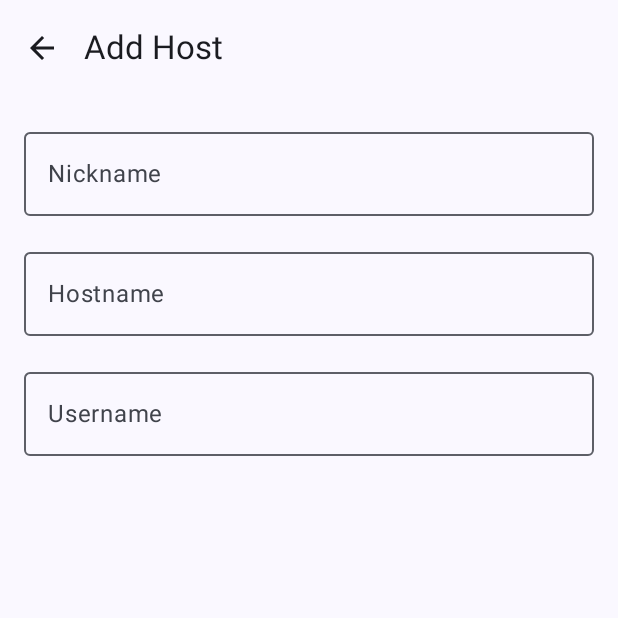
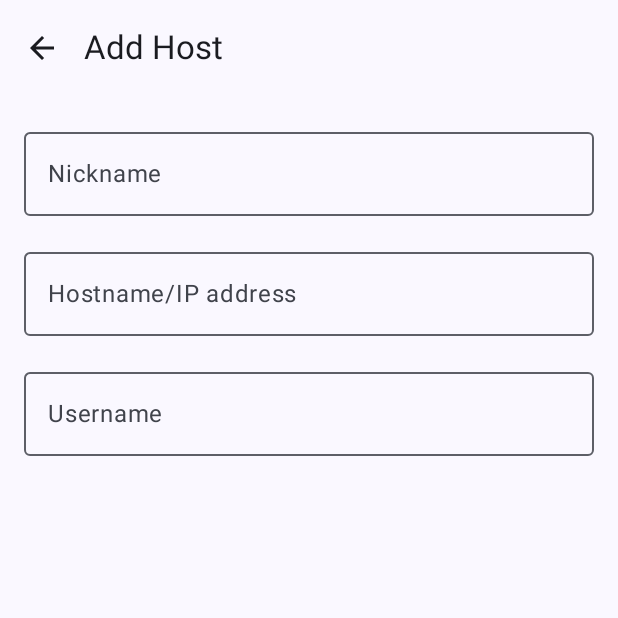
Before and after one commit to b3p3k0/rex, an Android app built with Jetpack Compose: the screen it shows after launch (MainActivity), after a tap on "Add host", on a phone screen of 412 x 824 dp, the top half of it. Run offline under Robolectric (Android 15) with nearby library versions, the phone set to English and light mode, and no system bars; our stand-ins replace Dagger/Hilt's generated code, Room's generated code; libraries missing offline, so code that uses them is left out: net.i2p.crypto, org.bouncycastle.jce; 2 statements that could not run were skipped.

Commit message:
Polish Add Host UX: input sanitization, password masking, scope injection fixes
- Update hostname label to "Hostname/IP address" for clarity
- Force single-line input fields with newline stripping
- Add password masking with eye-toggle in password prompts
- Configure username field for ASCII keyboard, no auto-caps
- Inject coroutine scope in SettingsInitializer for proper testing
- Update ErrorMapper to return "Input/output error." for unknowns
- Cache PEM extraction in KeyVaultImpl to avoid retry side-effects
- Replace deprecated Icons.Filled.ArrowBack with Icons.AutoMirrored.Filled.ArrowBack

🤖 Generated with [Claude Code](https://claude.ai/code)

Co-Authored-By: Claude <noreply@anthropic.com>

```diff
--- a/app/src/main/java/dev/rex/app/core/ErrorMapper.kt
+++ b/app/src/main/java/dev/rex/app/core/ErrorMapper.kt
@@ -48,7 +48,7 @@ object ErrorMapper {
                     "UserAuthException" -> ExecError.AUTH_FAILED to "Couldn't authenticate—check username and password."
                     "TransportException" -> ExecError.REFUSED to "Connection failed—check hostname and network."
                     "ConnectionException" -> ExecError.REFUSED to "Connection refused."
-                    else -> ExecError.IO to "Connection failed—please try again."
+                    else -> ExecError.IO to "Input/output error."
                 }
             }
         }
--- a/app/src/main/java/dev/rex/app/core/SettingsInitializer.kt
+++ b/app/src/main/java/dev/rex/app/core/SettingsInitializer.kt
@@ -21,8 +21,6 @@ package dev.rex.app.core
 import android.util.Log
 import dev.rex.app.data.settings.SettingsStore
 import kotlinx.coroutines.CoroutineScope
-import kotlinx.coroutines.Dispatchers
-import kotlinx.coroutines.SupervisorJob
 import kotlinx.coroutines.delay
 import kotlinx.coroutines.flow.first
 import kotlinx.coroutines.launch
@@ -37,10 +35,9 @@ import javax.inject.Singleton
 @Singleton
 class SettingsInitializer @Inject constructor(
     private val settingsStore: SettingsStore,
-    private val securityManager: SecurityManager
+    private val securityManager: SecurityManager,
+    private val scope: CoroutineScope
 ) {
-
-    private val scope = CoroutineScope(Dispatchers.Default + SupervisorJob())
 
     fun initialize() {
         scope.launch {
--- a/app/src/main/java/dev/rex/app/data/crypto/KeyVaultImpl.kt
+++ b/app/src/main/java/dev/rex/app/data/crypto/KeyVaultImpl.kt
@@ -52,6 +52,7 @@ class KeyVaultImpl @Inject constructor(
 
     override suspend fun importPrivateKeyPem(pem: ByteArray): KeyBlobId {
         val keyBlobId = KeyBlobId(UUID.randomUUID().toString())
+        val publicKey = extractPublicKeyFromPem(pem)
         val (encryptedBlob, wrappedDek) = encryptWithNewDek(pem)
 
         val keyBlobEntity = KeyBlobEntity(
@@ -63,7 +64,7 @@ class KeyVaultImpl @Inject constructor(
             wrappedDekIv = wrappedDek.iv,
             wrappedDekTag = wrappedDek.tag,
             wrappedDekCiphertext = wrappedDek.ciphertext,
-            publicKeyOpenssh = extractPublicKeyFromPem(pem),
+            publicKeyOpenssh = publicKey,
             createdAt = System.currentTimeMillis()
         )
 
--- a/app/src/main/java/dev/rex/app/di/SettingsModule.kt
+++ b/app/src/main/java/dev/rex/app/di/SettingsModule.kt
@@ -27,6 +27,9 @@ import dagger.hilt.components.SingletonComponent
 import dev.rex.app.core.SecurityManager
 import dev.rex.app.core.SettingsInitializer
 import dev.rex.app.data.settings.SettingsStore
+import kotlinx.coroutines.CoroutineScope
+import kotlinx.coroutines.Dispatchers
+import kotlinx.coroutines.SupervisorJob
 import javax.inject.Singleton
 
 @Module
@@ -47,5 +50,9 @@ object SettingsModule {
     fun provideSettingsInitializer(
         settingsStore: SettingsStore,
         securityManager: SecurityManager
-    ): SettingsInitializer = SettingsInitializer(settingsStore, securityManager)
+    ): SettingsInitializer = SettingsInitializer(
+        settingsStore = settingsStore,
+        securityManager = securityManager,
+        scope = CoroutineScope(SupervisorJob() + Dispatchers.Default)
+    )
 }
--- a/app/src/main/java/dev/rex/app/ui/screens/AddHostScreen.kt
+++ b/app/src/main/java/dev/rex/app/ui/screens/AddHostScreen.kt
@@ -21,12 +21,16 @@ package dev.rex.app.ui.screens
 import android.util.Log
 import androidx.compose.foundation.layout.*
 import androidx.compose.material.icons.Icons
-import androidx.compose.material.icons.filled.ArrowBack
+import androidx.compose.material.icons.automirrored.filled.ArrowBack
 import androidx.compose.material3.*
 import androidx.compose.runtime.*
 import androidx.compose.ui.Modifier
 import androidx.compose.ui.semantics.contentDescription
 import androidx.compose.ui.semantics.semantics
+import androidx.compose.ui.text.input.ImeAction
+import androidx.compose.ui.text.input.KeyboardCapitalization
+import androidx.compose.ui.text.input.KeyboardType
+import androidx.compose.foundation.text.KeyboardOptions
 import androidx.compose.ui.unit.dp
 import androidx.hilt.navigation.compose.hiltViewModel
 import androidx.lifecycle.compose.collectAsStateWithLifecycle
@@ -52,7 +56,7 @@ fun AddHostScreen(
                             contentDescription = "Go back"
                         }
                     ) {
-                        Icon(Icons.Filled.ArrowBack, contentDescription = "Back")
+                        Icon(Icons.AutoMirrored.Filled.ArrowBack, contentDescription = "Back")
                     }
                 }
             )
@@ -70,6 +74,8 @@ fun AddHostScreen(
                 onValueChange = viewModel::updateNickname,
                 label = { Text("Nickname") },
                 modifier = Modifier.fillMaxWidth(),
+                singleLine = true,
+                keyboardOptions = KeyboardOptions.Default.copy(imeAction = ImeAction.Next),
                 isError = uiState.nicknameError != null,
                 supportingText = uiState.nicknameError?.let { { Text(it) } }
             )
@@ -77,8 +83,10 @@ fun AddHostScreen(
             OutlinedTextField(
                 value = uiState.hostname,
                 onValueChange = viewModel::updateHostname,
-                label = { Text("Hostname") },
+                label = { Text("Hostname/IP address") },
                 modifier = Modifier.fillMaxWidth(),
+                singleLine = true,
+                keyboardOptions = KeyboardOptions.Default.copy(imeAction = ImeAction.Next),
                 isError = uiState.hostnameError != null,
                 supportingText = uiState.hostnameError?.let { { Text(it) } }
             )
@@ -88,6 +96,12 @@ fun AddHostScreen(
                 onValueChange = viewModel::updateUsername,
                 label = { Text("Username") },
                 modifier = Modifier.fillMaxWidth(),
+                singleLine = true,
+                keyboardOptions = KeyboardOptions.Default.copy(
+                    capitalization = KeyboardCapitalization.None,
+                    keyboardType = KeyboardType.Ascii,
+                    imeAction = ImeAction.Done
+                ),
                 isError = uiState.usernameError != null,
                 supportingText = uiState.usernameError?.let { { Text(it) } }
             )
--- a/app/src/main/java/dev/rex/app/ui/screens/SessionScreen.kt
+++ b/app/src/main/java/dev/rex/app/ui/screens/SessionScreen.kt
@@ -23,7 +23,7 @@ import androidx.compose.foundation.layout.*
 import androidx.compose.foundation.rememberScrollState
 import androidx.compose.foundation.verticalScroll
 import androidx.compose.material.icons.Icons
-import androidx.compose.material.icons.filled.ArrowBack
+import androidx.compose.material.icons.automirrored.filled.ArrowBack
 import androidx.compose.material3.*
 import androidx.compose.runtime.*
 import androidx.compose.ui.Alignment
@@ -58,7 +58,7 @@ fun SessionScreen(
                             contentDescription = "Go back to main screen"
                         }
                     ) {
-                        Icon(Icons.Filled.ArrowBack, contentDescription = "Back")
+                        Icon(Icons.AutoMirrored.Filled.ArrowBack, contentDescription = "Back")
                     }
                 }
             )
```
Also changed, not shown: app/src/main/java/dev/rex/app/ui/screens/AddHostViewModel.kt (+9 -6 lines), app/src/main/java/dev/rex/app/ui/screens/HostDetailScreen.kt (+25 -4 lines), 1 other file.
